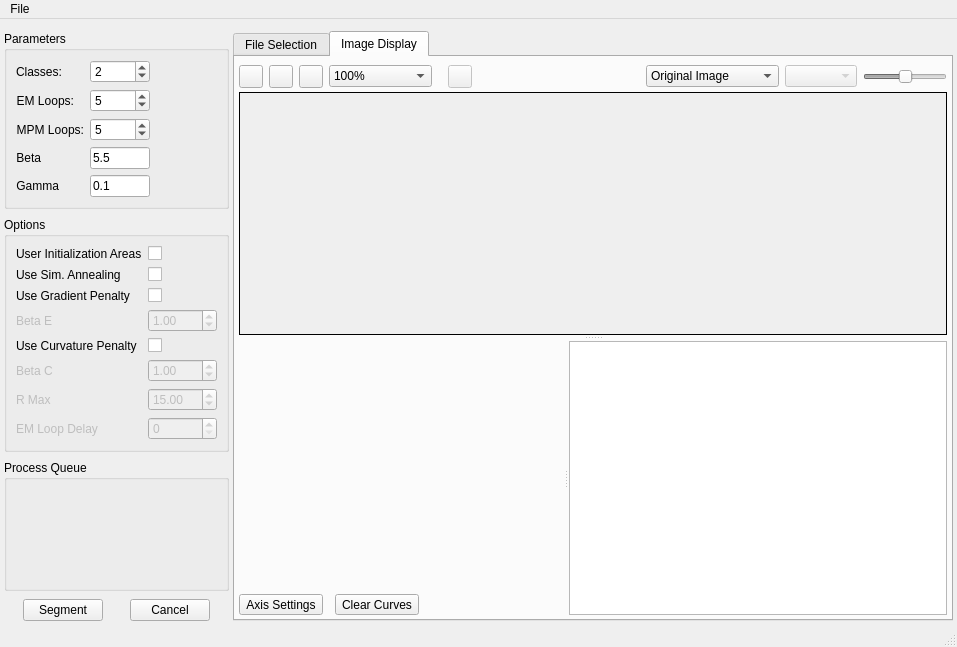
Before: the Qt Designer form Code/EmMpmGui/UI_Files/EmMpmGui.ui in BlueQuartzSoftware/EMMPMWorkbench, drawn with Qt 5.
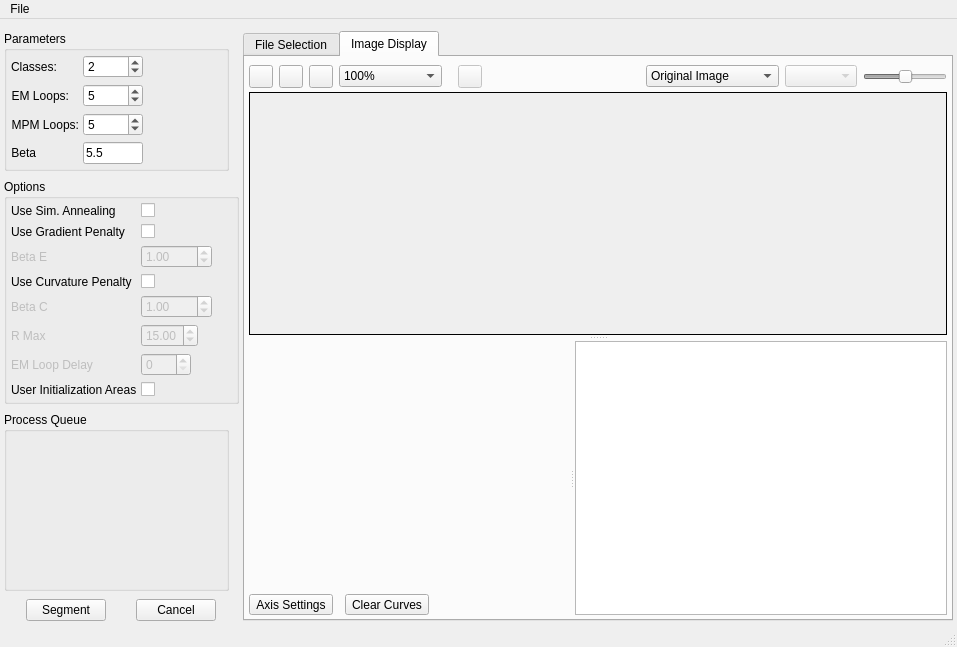
After: the same form once the commit is applied. The open tabs and pages were chosen to show the change. Icons and pictures are not drawn. Custom widgets are drawn as their Qt base class.

Commit message: Tweaking the User interface somewhat. Removing the 'Gamma' term from the basic user interface as it does nothing when in that mode. Future versions may allow the setting of Gamma on a per class basis for the basic EM/MPM method

The edit to the form file:
```diff
--- a/Code/EmMpmGui/UI_Files/EmMpmGui.ui
+++ b/Code/EmMpmGui/UI_Files/EmMpmGui.ui
@@ -68,6 +68,15 @@
          <property name="fieldGrowthPolicy">
           <enum>QFormLayout::FieldsStayAtSizeHint</enum>
          </property>
+         <property name="horizontalSpacing">
+          <number>4</number>
+         </property>
+         <property name="verticalSpacing">
+          <number>6</number>
+         </property>
+         <property name="margin">
+          <number>4</number>
+         </property>
          <item row="0" column="0">
           <widget class="QLabel" name="label_12">
            <property name="sizePolicy">
@@ -277,56 +286,6 @@
            </property>
           </widget>
          </item>
-         <item row="4" column="0">
-          <widget class="QLabel" name="label_9">
-           <property name="sizePolicy">
-            <sizepolicy hsizetype="Preferred" vsizetype="Preferred">
-             <horstretch>0</horstretch>
-             <verstretch>0</verstretch>
-            </sizepolicy>
-           </property>
-           <property name="minimumSize">
-            <size>
-             <width>0</width>
-             <height>0</height>
-            </size>
-           </property>
-           <property name="toolTip">
-            <string>Gamma Term in Classical EM/MPM</string>
-           </property>
-           <property name="text">
-            <string>Gamma</string>
-           </property>
-           <property name="alignment">
-            <set>Qt::AlignRight|Qt::AlignTrailing|Qt::AlignVCenter</set>
-           </property>
-          </widget>
-         </item>
-         <item row="4" column="1">
-          <widget class="QLineEdit" name="m_Gamma">
-           <property name="sizePolicy">
-            <sizepolicy hsizetype="Fixed" vsizetype="Preferred">
-             <horstretch>0</horstretch>
-             <verstretch>0</verstretch>
-            </sizepolicy>
-           </property>
-           <property name="minimumSize">
-            <size>
-             <width>60</width>
-             <height>0</height>
-            </size>
-           </property>
-           <property name="maximumSize">
-            <size>
-             <width>60</width>
-             <height>16777215</height>
-            </size>
-           </property>
-           <property name="text">
-            <string>0.1</string>
-           </property>
-          </widget>
-         </item>
         </layout>
        </widget>
       </item>
@@ -340,7 +299,7 @@
         </property>
         <property name="minimumSize">
          <size>
-          <width>225</width>
+          <width>235</width>
           <height>0</height>
          </size>
         </property>
@@ -348,21 +307,47 @@
          <string>Options</string>
         </property>
         <layout class="QFormLayout" name="formLayout_3">
-         <item row="1" column="0">
+         <property name="fieldGrowthPolicy">
+          <enum>QFormLayout::FieldsStayAtSizeHint</enum>
+         </property>
+         <property name="horizontalSpacing">
+          <number>4</number>
+         </property>
+         <property name="verticalSpacing">
+          <number>6</number>
+         </property>
+         <property name="margin">
+          <number>4</number>
+         </property>
+         <item row="0" column="0">
           <widget class="QLabel" name="label_18">
            <property name="text">
             <string>Use Sim. Annealing</string>
            </property>
           </widget>
          </item>
-         <item row="1" column="1">
+         <item row="0" column="1">
           <widget class="QCheckBox" name="useSimulatedAnnealing">
            <property name="text">
             <string/>
            </property>
           </widget>
          </item>
-         <item row="3" column="0">
+         <item row="1" column="0">
+          <widget class="QLabel" name="gradientPenaltyLabel">
+           <property name="text">
+            <string>Use Gradient Penalty</string>
+           </property>
+          </widget>
+         </item>
+         <item row="1" column="1">
+          <widget class="QCheckBox" name="useGradientPenalty">
+           <property name="text">
+            <string/>
+           </property>
+          </widget>
+         </item>
+         <item row="2" column="0">
           <widget class="QLabel" name="label_20">
            <property name="enabled">
             <bool>false</bool>
@@ -372,7 +357,40 @@
            </property>
           </widget>
          </item>
-         <item row="5" column="0">
+         <item row="2" column="1">
+          <widget class="QDoubleSpinBox" name="gradientBetaE">
+           <property name="enabled">
+            <bool>false</bool>
+           </property>
+           <property name="minimumSize">
+            <size>
+             <width>50</width>
+             <height>0</height>
+            </size>
+           </property>
+           <property name="maximum">
+            <double>9999.989999999999782</double>
+           </property>
+           <property name="value">
+            <double>1.000000000000000</double>
+           </property>
+          </widget>
+         </item>
+         <item row="3" column="0">
+          <widget class="QLabel" name="label_19">
+           <property name="text">
+            <string>Use Curvature Penalty</string>
+           </property>
+          </widget>
+         </item>
+         <item row="3" column="1">
+          <widget class="QCheckBox" name="useCuravturePenalty">
+           <property name="text">
+            <string/>
+           </property>
+          </widget>
+         </item>
+         <item row="4" column="0">
           <widget class="QLabel" name="label_21">
            <property name="enabled">
             <bool>false</bool>
@@ -382,26 +400,7 @@
            </property>
           </widget>
          </item>
-         <item row="3" column="1">
-          <widget class="QDoubleSpinBox" name="gradientBetaE">
-           <property name="enabled">
-            <bool>false</bool>
-           </property>
-           <property name="minimumSize">
-            <size>
-             <width>50</width>
-             <height>0</height>
-            </size>
-           </property>
-           <property name="maximum">
-            <double>9999.989999999999782</double>
-           </property>
-           <property name="value">
-            <double>1.000000000000000</double>
-           </property>
-          </widget>
-         </item>
-         <item row="5" column="1">
+         <item row="4" column="1">
           <widget class="QDoubleSpinBox" name="curvatureBetaC">
            <property name="enabled">
             <bool>false</bool>
@@ -420,7 +419,17 @@
            </property>
           </widget>
          </item>
-         <item row="6" column="1">
+         <item row="5" column="0">
+          <widget class="QLabel" name="label_22">
+           <property name="enabled">
+            <bool>false</bool>
+           </property>
+           <property name="text">
+            <string>R Max</string>
+           </property>
+          </widget>
+         </item>
+         <item row="5" column="1">
           <widget class="QDoubleSpinBox" name="curvatureRMax">
            <property name="enabled">
             <bool>false</bool>
@@ -440,16 +449,6 @@
           </widget>
          </item>
          <item row="6" column="0">
-          <widget class="QLabel" name="label_22">
-           <property name="enabled">
-            <bool>false</bool>
-           </property>
-           <property name="text">
-            <string>R Max</string>
-           </property>
-          </widget>
-         </item>
-         <item row="7" column="0">
           <widget class="QLabel" name="label_23">
            <property name="enabled">
             <bool>false</bool>
@@ -459,7 +458,7 @@
            </property>
           </widget>
          </item>
-         <item row="7" column="1">
+         <item row="6" column="1">
           <widget class="QSpinBox" name="ccostLoopDelay">
            <property name="enabled">
             <bool>false</bool>
@@ -475,42 +474,14 @@
            </property>
           </widget>
          </item>
-         <item row="4" column="0">
-          <widget class="QLabel" name="label_19">
-           <property name="text">
-            <string>Use Curvature Penalty</string>
-           </property>
-          </widget>
-         </item>
-         <item row="2" column="0">
-          <widget class="QLabel" name="gradientPenaltyLabel">
-           <property name="text">
-            <string>Use Gradient Penalty</string>
-           </property>
-          </widget>
-         </item>
-         <item row="4" column="1">
-          <widget class="QCheckBox" name="useCuravturePenalty">
-           <property name="text">
-            <string/>
-           </property>
-          </widget>
-         </item>
-         <item row="2" column="1">
-          <widget class="QCheckBox" name="useGradientPenalty">
-           <property name="text">
-            <string/>
-           </property>
-          </widget>
-         </item>
-         <item row="0" column="0">
+         <item row="7" column="0">
           <widget class="QLabel" name="label">
            <property name="text">
             <string>User Initialization Areas</string>
            </property>
           </widget>
          </item>
-         <item row="0" column="1">
+         <item row="7" column="1">
           <widget class="QCheckBox" name="enableUserDefinedAreas">
            <property name="text">
             <string/>
```
Left out of the diff: 41 changed lines with no effect on the pictures. The commit also changes 2 other files.
